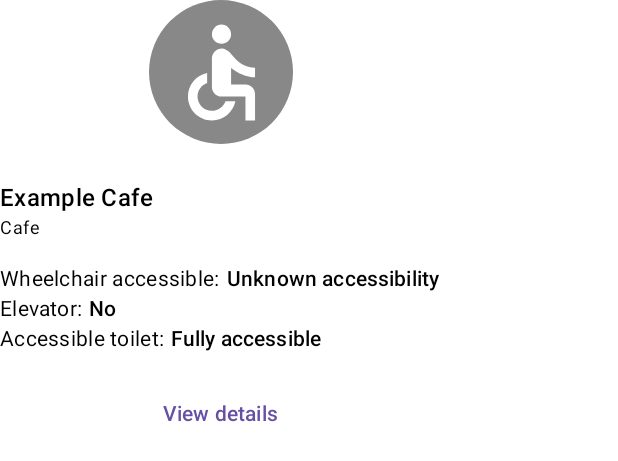
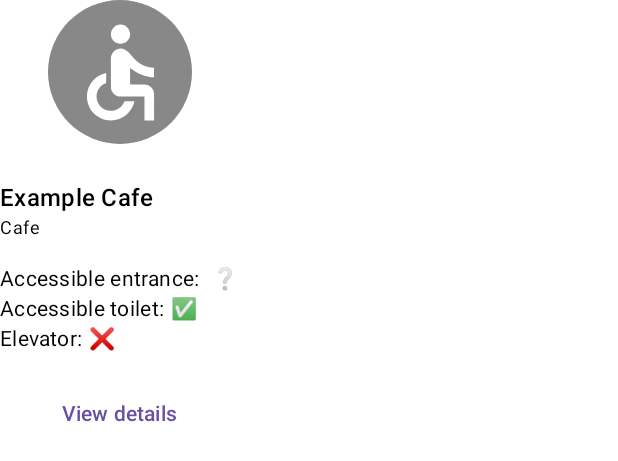
Before and after one commit to koinsaari/inwheel, an Android app built with Jetpack Compose: the @Preview function MapInfoPopup_Preview, on a phone screen of 412 x 824 dp. Shown: the top 461 px of the screen. Run offline under Robolectric (Android 15) with nearby library versions, the phone set to English and light mode, and no system bars; our stand-ins replace Room's generated code.

Commit message:
Update info window for cluster item
Updates info window when a cluster item is clicked. Shows emojis instead of a text.

Part of #12

```diff
--- a/app/src/main/java/com/aarokoinsaari/accessibilitymap/ui/extensions/AccessbilityExtensions.kt
+++ b/app/src/main/java/com/aarokoinsaari/accessibilitymap/ui/extensions/AccessbilityExtensions.kt
@@ -45,3 +45,11 @@ fun Boolean?.getAccessibilityStatusEmojiStringRes(): Int =
         false -> R.string.emoji_cross
         null -> R.string.emoji_question
     }
+
+fun AccessibilityStatus?.getAccessibilityStatusEmojiStringRes(): Int =
+    when (this) {
+        FULLY_ACCESSIBLE -> R.string.emoji_checkmark
+        LIMITED_ACCESSIBILITY -> R.string.emoji_warning
+        NOT_ACCESSIBLE -> R.string.emoji_cross
+        else -> R.string.emoji_question
+    }
--- a/app/src/main/java/com/aarokoinsaari/accessibilitymap/ui/screens/MapScreen.kt
+++ b/app/src/main/java/com/aarokoinsaari/accessibilitymap/ui/screens/MapScreen.kt
@@ -91,8 +91,7 @@ import com.aarokoinsaari.accessibilitymap.state.ErrorState
 import com.aarokoinsaari.accessibilitymap.state.MapState
 import com.aarokoinsaari.accessibilitymap.ui.components.PlaceSearchBar
 import com.aarokoinsaari.accessibilitymap.ui.extensions.getAccessibilityColor
-import com.aarokoinsaari.accessibilitymap.ui.extensions.getAccessibilityStatusBoolean
-import com.aarokoinsaari.accessibilitymap.ui.extensions.getAccessibilityStatusStringRes
+import com.aarokoinsaari.accessibilitymap.ui.extensions.getAccessibilityStatusEmojiStringRes
 import com.aarokoinsaari.accessibilitymap.ui.models.PlaceClusterItem
 import com.aarokoinsaari.accessibilitymap.utils.extensions.getLastLocationSuspended
 import com.google.accompanist.permissions.ExperimentalPermissionsApi
@@ -451,25 +450,25 @@ fun MarkerInfoWindow(
             modifier = Modifier.padding(bottom = 16.dp)
         )
         InfoWindowAccessibilityInfo(
-            infoLabel = stringResource(id = R.string.accessibility_wheelchair_label),
+            infoLabel = stringResource(id = R.string.accessible_entrance),
             status = stringResource(
                 id = item.placeData
                     .determineAccessibilityStatus()
-                    .getAccessibilityStatusStringRes()
+                    .getAccessibilityStatusEmojiStringRes()
+            )
+        )
+        InfoWindowAccessibilityInfo(
+            infoLabel = stringResource(id = R.string.accessibility_toilet_label),
+            status = stringResource(
+                id = item.placeData.accessibility?.restroomInfo?.determineAccessibilityStatus()
+                    .getAccessibilityStatusEmojiStringRes()
             )
         )
         InfoWindowAccessibilityInfo(
             infoLabel = stringResource(id = R.string.accessibility_elevator_label),
             status = stringResource(
                 id = item.placeData.accessibility?.floorInfo?.hasElevator
-                    .getAccessibilityStatusBoolean()
-            )
-        )
-        InfoWindowAccessibilityInfo(
-            infoLabel = stringResource(id = R.string.accessibility_toilet_label),
-            status = stringResource(
-                id = item.placeData.accessibility?.restroomInfo?.determineAccessibilityStatus()
-                    .getAccessibilityStatusStringRes()
+                    .getAccessibilityStatusEmojiStringRes()
             )
         )
         Spacer(Modifier.height(16.dp))
--- a/app/src/main/res/values/strings.xml
+++ b/app/src/main/res/values/strings.xml
@@ -61,6 +61,7 @@
     <string name="other">Other</string>
     <string name="ramp">Ramp:</string>
     <string name="emoji_checkmark">✅</string>
+    <string name="emoji_warning">⚠️</string>
     <string name="emoji_cross">❌</string>
     <string name="emoji_question">❔</string>
     <string name="step_count">Step count:</string>
@@ -82,4 +83,5 @@
     <string name="elevator_braille_buttons">Braille buttons:</string>
     <string name="elevator_audio_announcements">Audio announcements:</string>
     <string name="title_elevator">Elevator</string>
+    <string name="accessible_entrance">"Accessible entrance: "</string>
 </resources>
```
